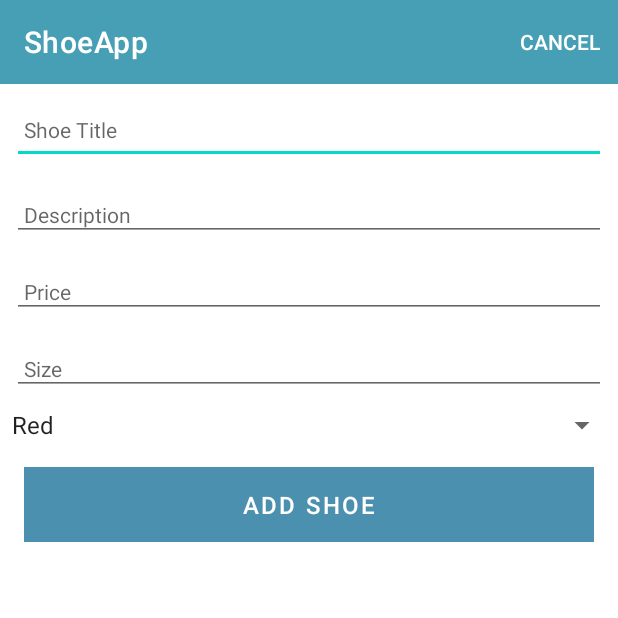
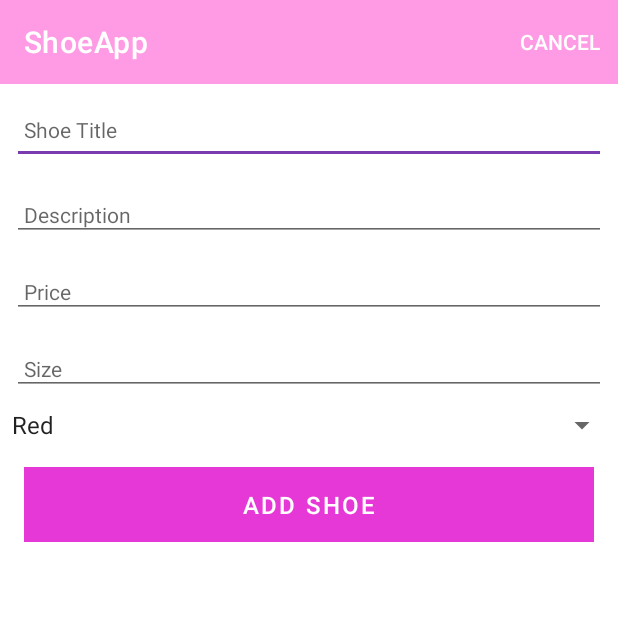
Before and after one commit to emily172/ShoeApp, an Android app: the ShoeActivity screen opened directly, with no data from a screen before it, on a phone screen of 412 x 824 dp, the top half of it. Run offline under Robolectric (Android 15) with nearby library versions, the phone set to English and light mode, and no system bars; our stand-ins replace Timber; 1 statement that could not run was skipped.

Commit message:
Changed the color to pink

```diff
--- a/app/src/main/res/layout/activity_shoe.xml
+++ b/app/src/main/res/layout/activity_shoe.xml
@@ -17,7 +17,7 @@
             android:id="@+id/appBarLayout"
             android:layout_width="match_parent"
             android:layout_height="wrap_content"
-            android:background="#479FB5"
+            android:background="#ff9be4"
             android:fitsSystemWindows="true"
             app:elevation="0dip"
             app:theme="@style/ThemeOverlay.AppCompat.Dark.ActionBar">
--- a/app/src/main/res/values/colors.xml
+++ b/app/src/main/res/values/colors.xml
@@ -9,6 +9,11 @@
     <color name="white">#FFFFFFFF</color>
     <color name="colorPrimary">#FFFFFF</color>
     <color name="colorPrimaryDark">#000000</color>
-    <color name="colorAccent">#4c90af</color>
+    <color name="colorAccent">#ff9be4</color>
 
+    //New Colors
+    <color name="shockingpink">#E638D6</color>
+    <color name ="darkpurple">#7B3BB0</color>
+    <color name = "lightpink">#ff9be4</color>
+    <color name ="indigo">#4B0082</color>
 </resources>
--- a/app/src/main/res/values/themes.xml
+++ b/app/src/main/res/values/themes.xml
@@ -2,12 +2,13 @@
     <!-- Base application theme. -->
     <style name="Theme.ShoeApp" parent="Theme.MaterialComponents.DayNight.NoActionBar">
         <!-- Primary brand color. -->
-        <item name="colorPrimary">@color/colorAccent</item>
+        <item name="colorPrimary">@color/shockingpink</item>
         <item name="colorPrimaryVariant">@color/colorPrimaryDark</item>
         <item name="colorOnPrimary">@color/purple_200</item>
         <!-- Secondary brand color. -->
-        <item name="colorSecondary">@color/teal_200</item>
-        <item name="colorSecondaryVariant">@color/teal_700</item>
+        <item name="colorSecondary">@color/darkpurple</item>
+        <item name="colorSecondaryVariant">@color/lightpink</item>
+       <!-- <item name="colorSecondaryVariant">@color/darkpurple</item> -->
         <item name="colorOnSecondary">@color/black</item>
         <!-- Status bar color. -->
         <item name="android:statusBarColor">?attr/colorPrimaryVariant</item>
```
